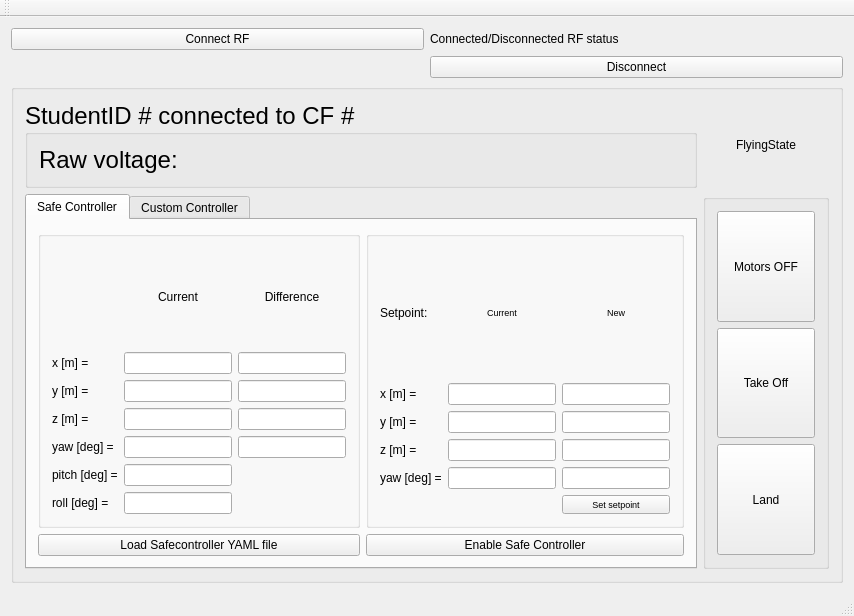
alexdidier/rampc-quadrotor, file pps_ws/src/d_fall_pps/GUI_Qt/studentGUI/src/MainWindow.ui: the form before one commit.
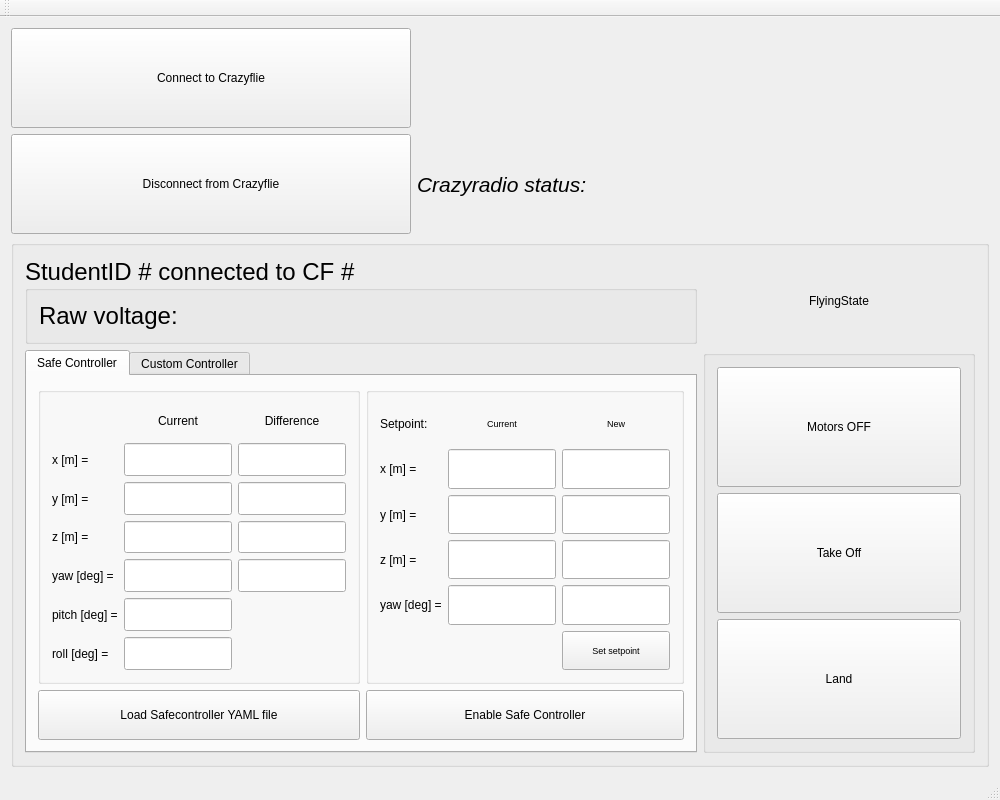
The form after the commit. The open tabs and pages were chosen to show the change.

Commit message: Fixed some labeling and size policy of student GUI

Patch:
```diff
--- a/pps_ws/src/d_fall_pps/GUI_Qt/studentGUI/src/MainWindow.ui
+++ b/pps_ws/src/d_fall_pps/GUI_Qt/studentGUI/src/MainWindow.ui
@@ -6,43 +6,34 @@
    <rect>
     <x>0</x>
     <y>0</y>
-    <width>854</width>
-    <height>616</height>
+    <width>1000</width>
+    <height>800</height>
    </rect>
   </property>
+  <property name="sizePolicy">
+   <sizepolicy hsizetype="Preferred" vsizetype="Preferred">
+    <horstretch>0</horstretch>
+    <verstretch>0</verstretch>
+   </sizepolicy>
+  </property>
+  <property name="maximumSize">
+   <size>
+    <width>1000</width>
+    <height>800</height>
+   </size>
+  </property>
   <property name="windowTitle">
    <string>MainWindow</string>
   </property>
   <widget class="QWidget" name="centralWidget">
    <layout class="QGridLayout" name="gridLayout">
-    <item row="0" column="2">
-     <widget class="QLabel" name="connected_disconnected_label">
-      <property name="text">
-       <string>Connected/Disconnected RF status</string>
-      </property>
-     </widget>
-    </item>
-    <item row="0" column="1">
-     <widget class="QPushButton" name="RF_Connect_button">
-      <property name="text">
-       <string>Connect RF</string>
-      </property>
-     </widget>
-    </item>
-    <item row="1" column="2">
-     <widget class="QPushButton" name="pushButton_3">
-      <property name="text">
-       <string>Disconnect</string>
-      </property>
-     </widget>
-    </item>
     <item row="4" column="1" colspan="2">
      <widget class="QGroupBox" name="groupBox_general">
       <property name="title">
        <string/>
       </property>
       <layout class="QGridLayout" name="gridLayout_10">
-       <item row="2" column="0">
+       <item row="3" column="0">
         <widget class="QTabWidget" name="tabWidget">
          <property name="currentIndex">
           <number>0</number>
@@ -60,6 +51,12 @@
              <layout class="QGridLayout" name="gridLayout_3">
               <item row="6" column="1">
                <widget class="QLineEdit" name="current_roll">
+                <property name="sizePolicy">
+                 <sizepolicy hsizetype="MinimumExpanding" vsizetype="MinimumExpanding">
+                  <horstretch>0</horstretch>
+                  <verstretch>0</verstretch>
+                 </sizepolicy>
+                </property>
                 <property name="readOnly">
                  <bool>true</bool>
                 </property>
@@ -67,6 +64,12 @@
               </item>
               <item row="2" column="1">
                <widget class="QLineEdit" name="current_y">
+                <property name="sizePolicy">
+                 <sizepolicy hsizetype="MinimumExpanding" vsizetype="MinimumExpanding">
+                  <horstretch>0</horstretch>
+                  <verstretch>0</verstretch>
+                 </sizepolicy>
+                </property>
                 <property name="readOnly">
                  <bool>true</bool>
                 </property>
@@ -74,6 +77,12 @@
               </item>
               <item row="4" column="1">
                <widget class="QLineEdit" name="current_yaw">
+                <property name="sizePolicy">
+                 <sizepolicy hsizetype="MinimumExpanding" vsizetype="MinimumExpanding">
+                  <horstretch>0</horstretch>
+                  <verstretch>0</verstretch>
+                 </sizepolicy>
+                </property>
                 <property name="readOnly">
                  <bool>true</bool>
                 </property>
@@ -81,6 +90,12 @@
               </item>
               <item row="3" column="1">
                <widget class="QLineEdit" name="current_z">
+                <property name="sizePolicy">
+                 <sizepolicy hsizetype="MinimumExpanding" vsizetype="MinimumExpanding">
+                  <horstretch>0</horstretch>
+                  <verstretch>0</verstretch>
+                 </sizepolicy>
+                </property>
                 <property name="readOnly">
                  <bool>true</bool>
                 </property>
@@ -88,6 +103,12 @@
               </item>
               <item row="1" column="0">
                <widget class="QLabel" name="current_x_label">
+                <property name="sizePolicy">
+                 <sizepolicy hsizetype="MinimumExpanding" vsizetype="MinimumExpanding">
+                  <horstretch>0</horstretch>
+                  <verstretch>0</verstretch>
+                 </sizepolicy>
+                </property>
                 <property name="text">
                  <string>x [m] =</string>
                 </property>
@@ -95,6 +116,12 @@
               </item>
               <item row="3" column="0">
                <widget class="QLabel" name="current_z_label">
+                <property name="sizePolicy">
+                 <sizepolicy hsizetype="MinimumExpanding" vsizetype="MinimumExpanding">
+                  <horstretch>0</horstretch>
+                  <verstretch>0</verstretch>
+                 </sizepolicy>
+                </property>
                 <property name="text">
                  <string>z [m] =</string>
                 </property>
@@ -102,6 +129,12 @@
               </item>
               <item row="2" column="0">
                <widget class="QLabel" name="current_y_label">
+                <property name="sizePolicy">
+                 <sizepolicy hsizetype="MinimumExpanding" vsizetype="MinimumExpanding">
+                  <horstretch>0</horstretch>
+                  <verstretch>0</verstretch>
+                 </sizepolicy>
+                </property>
                 <property name="text">
                  <string>y [m] =</string>
                 </property>
@@ -109,6 +142,12 @@
               </item>
               <item row="4" column="0">
                <widget class="QLabel" name="current_yaw_label">
+                <property name="sizePolicy">
+                 <sizepolicy hsizetype="MinimumExpanding" vsizetype="MinimumExpanding">
+                  <horstretch>0</horstretch>
+                  <verstretch>0</verstretch>
+                 </sizepolicy>
+                </property>
                 <property name="text">
                  <string>yaw [deg] = </string>
                 </property>
@@ -116,6 +155,12 @@
               </item>
               <item row="1" column="1">
                <widget class="QLineEdit" name="current_x">
+                <property name="sizePolicy">
+                 <sizepolicy hsizetype="MinimumExpanding" vsizetype="MinimumExpanding">
+                  <horstretch>0</horstretch>
+                  <verstretch>0</verstretch>
+                 </sizepolicy>
+                </property>
                 <property name="readOnly">
                  <bool>true</bool>
                 </property>
@@ -123,6 +168,12 @@
               </item>
               <item row="5" column="0">
                <widget class="QLabel" name="current_pitch_label">
+                <property name="sizePolicy">
+                 <sizepolicy hsizetype="MinimumExpanding" vsizetype="MinimumExpanding">
+                  <horstretch>0</horstretch>
+                  <verstretch>0</verstretch>
+                 </sizepolicy>
+                </property>
                 <property name="text">
                  <string>pitch [deg] =</string>
                 </property>
@@ -130,6 +181,12 @@
               </item>
               <item row="6" column="0">
                <widget class="QLabel" name="current_roll_label">
+                <property name="sizePolicy">
+                 <sizepolicy hsizetype="MinimumExpanding" vsizetype="MinimumExpanding">
+                  <horstretch>0</horstretch>
+                  <verstretch>0</verstretch>
+                 </sizepolicy>
+                </property>
                 <property name="text">
                  <string>roll [deg] =</string>
                 </property>
@@ -137,6 +194,12 @@
               </item>
               <item row="5" column="1">
                <widget class="QLineEdit" name="current_pitch">
+                <property name="sizePolicy">
+                 <sizepolicy hsizetype="MinimumExpanding" vsizetype="MinimumExpanding">
+                  <horstretch>0</horstretch>
+                  <verstretch>0</verstretch>
+                 </sizepolicy>
+                </property>
                 <property name="readOnly">
                  <bool>true</bool>
                 </property>
@@ -144,6 +207,12 @@
               </item>
               <item row="0" column="1">
                <widget class="QLabel" name="label_4">
+                <property name="sizePolicy">
+                 <sizepolicy hsizetype="MinimumExpanding" vsizetype="MinimumExpanding">
+                  <horstretch>0</horstretch>
+                  <verstretch>0</verstretch>
+                 </sizepolicy>
+                </property>
                 <property name="text">
                  <string>Current</string>
                 </property>
@@ -154,6 +223,12 @@
               </item>
               <item row="1" column="2">
                <widget class="QLineEdit" name="diff_x">
+                <property name="sizePolicy">
+                 <sizepolicy hsizetype="MinimumExpanding" vsizetype="MinimumExpanding">
+                  <horstretch>0</horstretch>
+                  <verstretch>0</verstretch>
+                 </sizepolicy>
+                </property>
                 <property name="readOnly">
                  <bool>true</bool>
                 </property>
@@ -161,6 +236,12 @@
               </item>
               <item row="2" column="2">
                <widget class="QLineEdit" name="diff_y">
+                <property name="sizePolicy">
+                 <sizepolicy hsizetype="MinimumExpanding" vsizetype="MinimumExpanding">
+                  <horstretch>0</horstretch>
+                  <verstretch>0</verstretch>
+                 </sizepolicy>
+                </property>
                 <property name="readOnly">
                  <bool>true</bool>
                 </property>
@@ -168,6 +249,12 @@
               </item>
               <item row="3" column="2">
                <widget class="QLineEdit" name="diff_z">
+                <property name="sizePolicy">
+                 <sizepolicy hsizetype="MinimumExpanding" vsizetype="MinimumExpanding">
+                  <horstretch>0</horstretch>
+                  <verstretch>0</verstretch>
+                 </sizepolicy>
+                </property>
                 <property name="readOnly">
                  <bool>true</bool>
                 </property>
@@ -175,6 +262,12 @@
               </item>
               <item row="4" column="2">
                <widget class="QLineEdit" name="diff_yaw">
+                <property name="sizePolicy">
+                 <sizepolicy hsizetype="MinimumExpanding" vsizetype="MinimumExpanding">
+                  <horstretch>0</horstretch>
+                  <verstretch>0</verstretch>
+                 </sizepolicy>
+                </property>
                 <property name="readOnly">
                  <bool>true</bool>
                 </property>
@@ -182,6 +275,12 @@
               </item>
               <item row="0" column="2">
                <widget class="QLabel" name="label_5">
+                <property name="sizePolicy">
+                 <sizepolicy hsizetype="MinimumExpanding" vsizetype="MinimumExpanding">
+                  <horstretch>0</horstretch>
+                  <verstretch>0</verstretch>
+                 </sizepolicy>
+                </property>
                 <property name="text">
                  <string>Difference</string>
                 </property>
@@ -200,16 +299,43 @@
              </property>
              <layout class="QGridLayout" name="gridLayout_4">
               <item row="2" column="2">
-               <widget class="QLineEdit" name="new_setpoint_y"/>
+               <widget class="QLineEdit" name="new_setpoint_y">
+                <property name="sizePolicy">
+                 <sizepolicy hsizetype="MinimumExpanding" vsizetype="MinimumExpanding">
+                  <horstretch>0</horstretch>
+                  <verstretch>0</verstretch>
+                 </sizepolicy>
+                </property>
+               </widget>
               </item>
               <item row="4" column="2">
-               <widget class="QLineEdit" name="new_setpoint_yaw"/>
+               <widget class="QLineEdit" name="new_setpoint_yaw">
+                <property name="sizePolicy">
+                 <sizepolicy hsizetype="MinimumExpanding" vsizetype="MinimumExpanding">
+                  <horstretch>0</horstretch>
+                  <verstretch>0</verstretch>
+                 </sizepolicy>
+                </property>
+               </widget>
               </item>
               <item row="1" column="2">
-               <widget class="QLineEdit" name="new_setpoint_x"/>
+               <widget class="QLineEdit" name="new_setpoint_x">
+                <property name="sizePolicy">
+                 <sizepolicy hsizetype="MinimumExpanding" vsizetype="MinimumExpanding">
+                  <horstretch>0</horstretch>
+                  <verstretch>0</verstretch>
+                 </sizepolicy>
+                </property>
+               </widget>
               </item>
               <item row="2" column="1">
                <widget class="QLineEdit" name="current_setpoint_y">
+                <property name="sizePolicy">
+                 <sizepolicy hsizetype="MinimumExpanding" vsizetype="MinimumExpanding">
+                  <horstretch>0</horstretch>
+                  <verstretch>0</verstretch>
+                 </sizepolicy>
+                </property>
                 <property name="readOnly">
                  <bool>true</bool>
                 </property>
@@ -217,6 +343,12 @@
               </item>
               <item row="1" column="1">
                <widget class="QLineEdit" name="current_setpoint_x">
+                <property name="sizePolicy">
+                 <sizepolicy hsizetype="MinimumExpanding" vsizetype="MinimumExpanding">
+                  <horstretch>0</horstretch>
+                  <verstretch>0</verstretch>
+                 </sizepolicy>
+                </property>
                 <property name="readOnly">
                  <bool>true</bool>
                 </property>
@@ -224,6 +356,12 @@
               </item>
               <item row="4" column="0">
                <widget class="QLabel" name="label_11">
+                <property name="sizePolicy">
+                 <sizepolicy hsizetype="MinimumExpanding" vsizetype="MinimumExpanding">
+                  <horstretch>0</horstretch>
+                  <verstretch>0</verstretch>
+                 </sizepolicy>
+                </property>
                 <property name="text">
                  <string>yaw [deg] =</string>
                 </property>
@@ -231,6 +369,12 @@
               </item>
               <item row="0" column="1">
                <widget class="QLabel" name="label_12">
+                <property name="sizePolicy">
+                 <sizepolicy hsizetype="MinimumExpanding" vsizetype="MinimumExpanding">
+                  <horstretch>0</horstretch>
+                  <verstretch>0</verstretch>
+                 </sizepolicy>
+                </property>
                 <property name="font">
                  <font>
                   <pointsize>7</pointsize>
@@ -246,6 +390,12 @@
               </item>
               <item row="1" column="0">
                <widget class="QLabel" name="label_7">
+                <property name="sizePolicy">
+                 <sizepolicy hsizetype="MinimumExpanding" vsizetype="MinimumExpanding">
+                  <horstretch>0</horstretch>
+                  <verstretch>0</verstretch>
+                 </sizepolicy>
+                </property>
                 <property name="text">
                  <string>x [m] =</string>
                 </property>
@@ -253,6 +403,12 @@
               </item>
               <item row="3" column="0">
                <widget class="QLabel" name="label_9">
+                <property name="sizePolicy">
+                 <sizepolicy hsizetype="MinimumExpanding" vsizetype="MinimumExpanding">
+                  <horstretch>0</horstretch>
+                  <verstretch>0</verstretch>
+                 </sizepolicy>
+                </property>
                 <property name="text">
                  <string>z [m] =</string>
                 </property>
@@ -260,6 +416,12 @@
               </item>
               <item row="2" column="0">
                <widget class="QLabel" name="label_8">
+                <property name="sizePolicy">
+                 <sizepolicy hsizetype="MinimumExpanding" vsizetype="MinimumExpanding">
+                  <horstretch>0</horstretch>
+                  <verstretch>0</verstretch>
+                 </sizepolicy>
+                </property>
                 <property name="text">
                  <string>y [m] =</string>
                 </property>
@@ -267,6 +429,12 @@
               </item>
               <item row="3" column="1">
                <widget class="QLineEdit" name="current_setpoint_z">
+                <property name="sizePolicy">
+                 <sizepolicy hsizetype="MinimumExpanding" vsizetype="MinimumExpanding">
+                  <horstretch>0</horstretch>
+                  <verstretch>0</verstretch>
+                 </sizepolicy>
+                </property>
                 <property name="readOnly">
                  <bool>true</bool>
                 </property>
@@ -274,6 +442,12 @@
               </item>
               <item row="5" column="2">
                <widget class="QPushButton" name="set_setpoint_button">
+                <property name="sizePolicy">
+                 <sizepolicy hsizetype="MinimumExpanding" vsizetype="MinimumExpanding">
+                  <horstretch>0</horstretch>
+                  <verstretch>0</verstretch>
+                 </sizepolicy>
+                </property>
                 <property name="font">
                  <font>
                   <pointsize>7</pointsize>
@@ -286,16 +460,35 @@
               </item>
               <item row="4" column="1">
                <widget class="QLineEdit" name="current_setpoint_yaw">
+                <property name="sizePolicy">
+                 <sizepolicy hsizetype="MinimumExpanding" vsizetype="MinimumExpanding">
+                  <horstretch>0</horstretch>
+                  <verstretch>0</verstretch>
+                 </sizepolicy>
+                </property>
                 <property name="readOnly">
                  <bool>true</bool>
                 </property>
                </widget>
               </item>
               <item row="3" column="2">
-               <widget class="QLineEdit" name="new_setpoint_z"/>
+               <widget class="QLineEdit" name="new_setpoint_z">
+                <property name="sizePolicy">
+                 <sizepolicy hsizetype="MinimumExpanding" vsizetype="MinimumExpanding">
+                  <horstretch>0</horstretch>
+                  <verstretch>0</verstretch>
+                 </sizepolicy>
+                </property>
+               </widget>
               </item>
               <item row="0" column="0">
                <widget class="QLabel" name="label_3">
+                <property name="sizePolicy">
+                 <sizepolicy hsizetype="MinimumExpanding" vsizetype="MinimumExpanding">
+                  <horstretch>0</horstretch>
+                  <verstretch>0</verstretch>
+                 </sizepolicy>
+                </property>
                 <property name="text">
                  <string>Setpoint:</string>
                 </property>
@@ -303,6 +496,12 @@
               </item>
               <item row="0" column="2">
                <widget class="QLabel" name="label_13">
+                <property name="sizePolicy">
+                 <sizepolicy hsizetype="MinimumExpanding" vsizetype="MinimumExpanding">
+                  <horstretch>0</horstretch>
+                  <verstretch>0</verstretch>
+                 </sizepolicy>
+                </property>
                 <property name="font">
                  <font>
                   <pointsize>7</pointsize>
@@ -321,6 +520,18 @@
            </item>
            <item row="1" column="1">
             <widget class="QPushButton" name="en_safe_controller">
+             <property name="sizePolicy">
+              <sizepolicy hsizetype="MinimumExpanding" vsizetype="MinimumExpanding">
+               <horstretch>0</horstretch>
+               <verstretch>0</verstretch>
+              </sizepolicy>
+             </property>
+             <property name="maximumSize">
+              <size>
+               <width>16777215</width>
+               <height>50</height>
+              </size>
+             </property>
              <property name="text">
               <string>Enable Safe Controller</string>
              </property>
@@ -328,6 +539,18 @@
            </item>
            <item row="1" column="0">
             <widget class="QPushButton" name="load_safe_yaml_button">
+             <property name="sizePolicy">
+              <sizepolicy hsizetype="MinimumExpanding" vsizetype="MinimumExpanding">
+               <horstretch>0</horstretch>
+               <verstretch>0</verstretch>
+              </sizepolicy>
+             </property>
+             <property name="maximumSize">
+              <size>
+               <width>16777215</width>
+               <height>50</height>
+              </size>
+             </property>
              <property name="text">
               <string>Load Safecontroller YAML file</string>
              </property>
@@ -625,7 +848,7 @@
          </widget>
         </widget>
        </item>
-       <item row="2" column="1">
+       <item row="3" column="1">
         <widget class="QGroupBox" name="groupBox_4">
          <property name="title">
           <string/>
@@ -673,7 +896,7 @@
          </layout>
         </widget>
        </item>
-       <item row="0" column="0">
+       <item row="1" column="0">
         <widget class="QGroupBox" name="groupBox">
          <property name="font">
           <font>
@@ -700,7 +923,7 @@
          </layout>
         </widget>
        </item>
-       <item row="0" column="1">
+       <item row="1" column="1">
         <widget class="QLabel" name="flying_state_label">
          <property name="sizePolicy">
           <sizepolicy hsizetype="MinimumExpanding" vsizetype="Preferred">
@@ -719,6 +942,57 @@
       </layout>
      </widget>
     </item>
+    <item row="1" column="1">
+     <widget class="QPushButton" name="RF_disconnect_button">
+      <property name="sizePolicy">
+       <sizepolicy hsizetype="Minimum" vsizetype="MinimumExpanding">
+        <horstretch>0</horstretch>
+        <verstretch>0</verstretch>
+       </sizepolicy>
+      </property>
+      <property name="maximumSize">
+       <size>
+        <width>600</width>
+        <height>100</height>
+       </size>
+      </property>
+      <property name="text">
+       <string>Disconnect from Crazyflie</string>
+      </property>
+     </widget>
+    </item>
+    <item row="0" column="1">
+     <widget class="QPushButton" name="RF_Connect_button">
+      <property name="sizePolicy">
+       <sizepolicy hsizetype="Minimum" vsizetype="MinimumExpanding">
+        <horstretch>0</horstretch>
+        <verstretch>0</verstretch>
+       </sizepolicy>
+      </property>
+      <property name="maximumSize">
+       <size>
+        <width>400</width>
+        <height>100</height>
+       </size>
+      </property>
+      <property name="text">
+       <string>Connect to Crazyflie</string>
+      </property>
+     </widget>
+    </item>
+    <item row="1" column="2">
+     <widget class="QLabel" name="connected_disconnected_label">
+      <property name="font">
+       <font>
+        <pointsize>16</pointsize>
+        <italic>true</italic>
+       </font>
+      </property>
+      <property name="text">
+       <string>Crazyradio status:</string>
+      </property>
+     </widget>
+    </item>
    </layout>
   </widget>
   <widget class="QMenuBar" name="menuBar">
```
Left out of the diff: 226 changed lines with no effect on the pictures. The commit also changes 2 other files.
